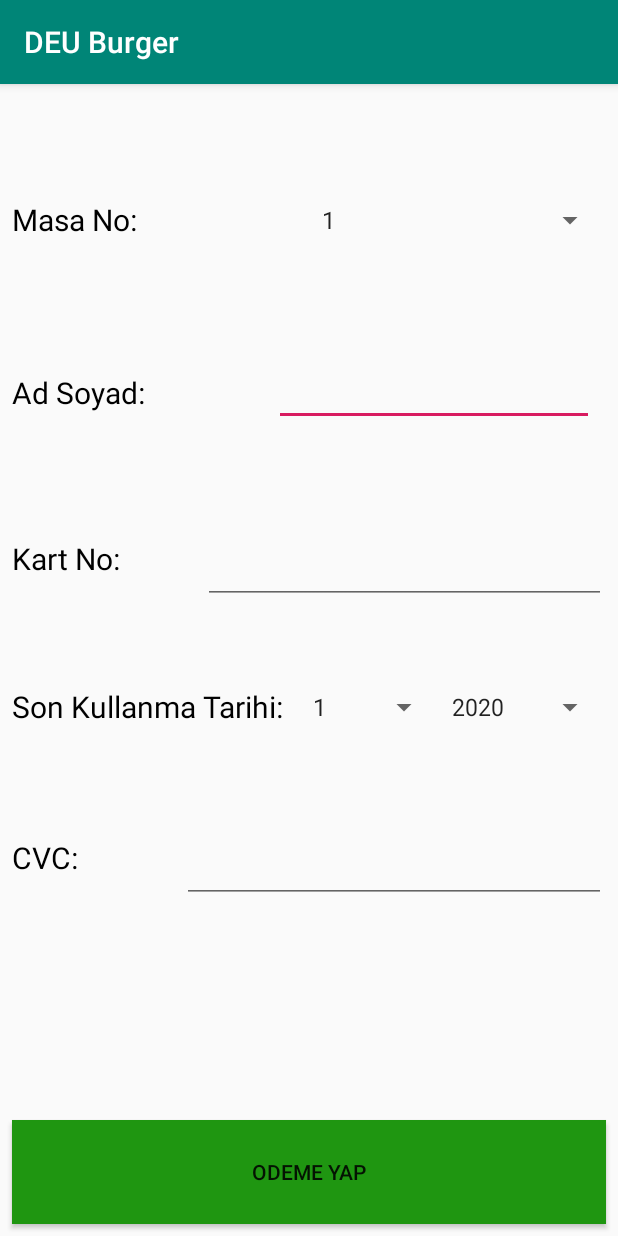
After one commit to aliaydin96/BurgerApp, an Android app: the odemeekrani screen opened directly, with no data from a screen before it, on a phone screen of 412 x 824 dp. The commit adds this screen. Run offline under Robolectric (Android 15) with nearby library versions, the phone set to English and light mode, and no system bars.

Commit message:
odeme ekrani eklendi

```diff
--- a/BurgerApp/app/src/main/AndroidManifest.xml
+++ b/BurgerApp/app/src/main/AndroidManifest.xml
@@ -9,7 +9,8 @@
         android:roundIcon="@mipmap/ic_launcher_round"
         android:supportsRtl="true"
         android:theme="@style/AppTheme">
-        <activity android:name=".siparisekraniliste"></activity>
+        <activity android:name=".odemeekrani"></activity>
+        <activity android:name=".siparisekraniliste" />
         <activity
             android:name=".yoneticiekrani"
             android:label="@string/title_activity_yoneticiekrani"
--- /dev/null
+++ b/BurgerApp/app/src/main/java/com/example/burgerapp/odemeekrani.java
@@ -0,0 +1,16 @@
+package com.example.burgerapp;
+
+import androidx.appcompat.app.AppCompatActivity;
+
+import android.os.Bundle;
+import android.widget.ArrayAdapter;
+import android.widget.Spinner;
+public class odemeekrani extends AppCompatActivity {
+
+    @Override
+    protected void onCreate(Bundle savedInstanceState) {
+        super.onCreate(savedInstanceState);
+        setContentView(R.layout.activity_odemeekrani);
+
+    }
+}
--- a/BurgerApp/app/src/main/java/com/example/burgerapp/siparisekraniliste.java
+++ b/BurgerApp/app/src/main/java/com/example/burgerapp/siparisekraniliste.java
@@ -2,26 +2,34 @@ package com.example.burgerapp;
 
 import androidx.appcompat.app.AppCompatActivity;
 
+import android.content.Intent;
 import android.graphics.Color;
 import android.os.Bundle;
+import android.view.View;
 import android.widget.LinearLayout;
 import android.widget.RelativeLayout;
 import android.widget.TextView;
-
+import android.widget.Button;
 public class siparisekraniliste extends AppCompatActivity {
-
-
-
+//////////////////////////////////////////////////////////
+////////        FIYAT LISTESI
+/////////////////////////////////////////////////////////
+    Button odemeyap;
+    int bbqburger_fiyat = 27;
+    int mushroomburger_fiyat = 28;
 
     @Override
     protected void onCreate(Bundle savedInstanceState) {
+
         super.onCreate(savedInstanceState);
         setContentView(R.layout.activity_siparisekraniliste);
+        odemeyap = findViewById(R.id.odemeyap);
 
         Bundle gelenveri = getIntent().getExtras();
         int bbqburger_counter = gelenveri.getInt("bbqburger");
         int mushroomburger_counter = gelenveri.getInt("mushroomburger");
-
+        bbqburger_fiyat = bbqburger_counter * bbqburger_fiyat;
+        mushroomburger_fiyat = mushroomburger_fiyat * mushroomburger_counter;
         // Get the widgets reference from XML layout
         LinearLayout linearLayout =  findViewById(R.id.linearLayout);
 
@@ -32,9 +40,8 @@ public class siparisekraniliste extends AppCompatActivity {
                     RelativeLayout.LayoutParams.WRAP_CONTENT); // Height of TextView
             tv.setTextSize(22);
             tv.setLayoutParams(lp);
-            String counter = Integer.toString(bbqburger_counter);
-            tv.setText(counter + " X BBQ Burger");
-            tv.setTextColor(Color.parseColor("#ff0000"));
+            tv.setText(bbqburger_counter + " X BBQ Burger " + bbqburger_fiyat + " TL");
+            tv.setTextColor(Color.parseColor("#000000"));
             linearLayout.addView(tv);
         }
         if(mushroomburger_counter > 0){
@@ -44,10 +51,33 @@ public class siparisekraniliste extends AppCompatActivity {
                     RelativeLayout.LayoutParams.WRAP_CONTENT); // Height of TextView
             tv.setTextSize(22);
             tv.setLayoutParams(lp);
-            String counter = Integer.toString(mushroomburger_counter);
-            tv.setText(counter + " X Mushroom Burger");
-            tv.setTextColor(Color.parseColor("#ff0000"));
+            tv.setText(mushroomburger_counter + " X Mushroom Burger " + mushroomburger_fiyat + " TL");
+            tv.setTextColor(Color.parseColor("#000000"));
             linearLayout.addView(tv);
         }
+
+
+        int ToplamFiyat = bbqburger_fiyat + mushroomburger_fiyat;
+
+        TextView tv = new TextView(getApplicationContext());
+        LinearLayout.LayoutParams lp = new LinearLayout.LayoutParams(
+                RelativeLayout.LayoutParams.WRAP_CONTENT, // Width of TextView
+                RelativeLayout.LayoutParams.WRAP_CONTENT); // Height of TextView
+        tv.setTextSize(28);
+        tv.setLayoutParams(lp);
+        tv.setText("Toplam Fiyat: " + ToplamFiyat + " TL");
+        tv.setTextColor(Color.parseColor("#ff0000"));
+        linearLayout.addView(tv);
+
+
+        odemeyap.setOnClickListener(new View.OnClickListener() {
+            @Override
+            public void onClick(View v) {
+                Intent intent = new Intent(getApplicationContext(), odemeekrani.class);
+                startActivity(intent);
+            }
+        });
+
+
     }
 }
--- a/BurgerApp/app/src/main/res/layout/activity_main.xml
+++ b/BurgerApp/app/src/main/res/layout/activity_main.xml
@@ -38,6 +38,7 @@
         android:ems="10"
         android:hint="Password"
         android:inputType="textPassword"
+        android:text="123"
         app:layout_constraintBottom_toBottomOf="parent"
         app:layout_constraintEnd_toEndOf="parent"
         app:layout_constraintStart_toStartOf="parent"
@@ -57,6 +58,7 @@
         android:ems="10"
         android:hint="Username"
         android:inputType="textPersonName"
+        android:text="ali"
         app:layout_constraintBottom_toBottomOf="parent"
         app:layout_constraintEnd_toEndOf="parent"
         app:layout_constraintStart_toStartOf="parent"
@@ -98,4 +100,22 @@
         app:layout_constraintTop_toTopOf="parent"
         app:layout_constraintVertical_bias="0.016"
         app:srcCompat="@mipmap/ic_launcher" />
+
+    <Spinner
+        android:id="@+id/spinner4"
+        android:layout_width="395dp"
+        android:layout_height="wrap_content"
+        android:layout_marginStart="8dp"
+        android:layout_marginLeft="8dp"
+        android:layout_marginTop="8dp"
+        android:layout_marginEnd="8dp"
+        android:layout_marginRight="8dp"
+        android:layout_marginBottom="8dp"
+        app:layout_constraintBottom_toBottomOf="parent"
+        app:layout_constraintEnd_toEndOf="parent"
+        app:layout_constraintHorizontal_bias="0.0"
+        app:layout_constraintStart_toStartOf="parent"
+        app:layout_constraintTop_toTopOf="parent"
+        app:layout_constraintVertical_bias="0.795"
+        />
 </androidx.constraintlayout.widget.ConstraintLayout>
--- /dev/null
+++ b/BurgerApp/app/src/main/res/layout/activity_odemeekrani.xml
@@ -0,0 +1,225 @@
+<?xml version="1.0" encoding="utf-8"?>
+<androidx.constraintlayout.widget.ConstraintLayout xmlns:android="http://schemas.android.com/apk/res/android"
+    xmlns:app="http://schemas.android.com/apk/res-auto"
+    xmlns:tools="http://schemas.android.com/tools"
+    android:layout_width="match_parent"
+    android:layout_height="match_parent"
+    tools:context=".odemeekrani">
+
+    <LinearLayout
+        android:id="@+id/linearLayout6"
+        android:layout_width="0dp"
+        android:layout_height="60dp"
+        android:layout_marginStart="8dp"
+        android:layout_marginLeft="8dp"
+        android:layout_marginTop="8dp"
+        android:layout_marginEnd="8dp"
+        android:layout_marginRight="8dp"
+        android:orientation="horizontal"
+        app:layout_constraintBottom_toBottomOf="parent"
+        app:layout_constraintEnd_toEndOf="parent"
+        app:layout_constraintHorizontal_bias="1.0"
+        app:layout_constraintStart_toStartOf="parent"
+        app:layout_constraintTop_toTopOf="parent"
+        app:layout_constraintVertical_bias="0.075">
+
+        <TextView
+            android:id="@+id/textView8"
+            android:layout_width="wrap_content"
+            android:layout_height="match_parent"
+            android:layout_weight="1"
+            android:gravity="center|left"
+            android:text="Masa No:"
+            android:textColor="#000000"
+            android:textSize="20sp" />
+
+        <Spinner
+            android:id="@+id/spinner"
+            android:layout_width="wrap_content"
+            android:layout_height="match_parent"
+            android:layout_weight="1"
+            android:entries="@array/masano"
+            android:gravity="center" />
+    </LinearLayout>
+
+    <LinearLayout
+        android:id="@+id/linearLayout5"
+        android:layout_width="0dp"
+        android:layout_height="60dp"
+        android:layout_marginStart="8dp"
+        android:layout_marginLeft="8dp"
+        android:layout_marginTop="8dp"
+        android:layout_marginEnd="8dp"
+        android:layout_marginRight="8dp"
+        android:layout_marginBottom="8dp"
+        android:orientation="horizontal"
+        app:layout_constraintBottom_toBottomOf="parent"
+        app:layout_constraintEnd_toEndOf="parent"
+        app:layout_constraintHorizontal_bias="0.0"
+        app:layout_constraintStart_toStartOf="parent"
+        app:layout_constraintTop_toTopOf="parent"
+        app:layout_constraintVertical_bias="0.243">
+
+        <TextView
+            android:id="@+id/textView7"
+            android:layout_width="wrap_content"
+            android:layout_height="match_parent"
+            android:layout_weight="1"
+            android:gravity="center|left"
+            android:text="Ad Soyad:"
+            android:textColor="#000000"
+            android:textSize="20sp" />
+
+        <EditText
+            android:id="@+id/editText"
+            android:layout_width="wrap_content"
+            android:layout_height="match_parent"
+            android:layout_marginStart="8dp"
+            android:layout_marginLeft="8dp"
+            android:layout_marginTop="8dp"
+            android:layout_marginEnd="8dp"
+            android:layout_marginRight="8dp"
+            android:layout_marginBottom="8dp"
+            android:ems="10"
+            android:inputType="textPersonName"
+            android:textColor="#000000" />
+    </LinearLayout>
+
+    <LinearLayout
+        android:id="@+id/linearLayout7"
+        android:layout_width="0dp"
+        android:layout_height="60dp"
+        android:layout_marginStart="8dp"
+        android:layout_marginLeft="8dp"
+        android:layout_marginTop="8dp"
+        android:layout_marginEnd="8dp"
+        android:layout_marginRight="8dp"
+        android:layout_marginBottom="8dp"
+        android:orientation="horizontal"
+        app:layout_constraintBottom_toBottomOf="parent"
+        app:layout_constraintEnd_toEndOf="parent"
+        app:layout_constraintHorizontal_bias="1.0"
+        app:layout_constraintStart_toStartOf="parent"
+        app:layout_constraintTop_toTopOf="parent"
+        app:layout_constraintVertical_bias="0.403">
+
+        <TextView
+            android:id="@+id/textView9"
+            android:layout_width="wrap_content"
+            android:layout_height="match_parent"
+            android:layout_weight="1"
+            android:gravity="center|left"
+            android:text="Kart No:"
+            android:textColor="#000000"
+            android:textSize="20sp" />
+
+        <EditText
+            android:id="@+id/editText3"
+            android:layout_width="wrap_content"
+            android:layout_height="match_parent"
+            android:layout_weight="1"
+            android:ems="10"
+            android:inputType="number"
+            android:textColor="#000000" />
+    </LinearLayout>
+
+    <Button
+        android:id="@+id/odemeyap"
+        android:layout_width="0dp"
+        android:layout_height="69dp"
+        android:layout_marginStart="8dp"
+        android:layout_marginLeft="8dp"
+        android:layout_marginTop="8dp"
+        android:layout_marginEnd="8dp"
+        android:layout_marginRight="8dp"
+        android:layout_marginBottom="8dp"
+        android:background="#1F9611"
+        android:text="ODEME YAP"
+        app:layout_constraintBottom_toBottomOf="parent"
+        app:layout_constraintEnd_toEndOf="parent"
+        app:layout_constraintHorizontal_bias="0.498"
+        app:layout_constraintStart_toStartOf="parent"
+        app:layout_constraintTop_toTopOf="parent"
+        app:layout_constraintVertical_bias="1.0" />
+
+    <LinearLayout
+        android:id="@+id/linearLayout8"
+        android:layout_width="0dp"
+        android:layout_height="60dp"
+        android:layout_marginStart="8dp"
+        android:layout_marginLeft="8dp"
+        android:layout_marginTop="8dp"
+        android:layout_marginEnd="8dp"
+        android:layout_marginRight="8dp"
+        android:layout_marginBottom="8dp"
+        android:orientation="horizontal"
+        app:layout_constraintBottom_toBottomOf="parent"
+        app:layout_constraintEnd_toEndOf="parent"
+        app:layout_constraintHorizontal_bias="0.0"
+        app:layout_constraintStart_toStartOf="parent"
+        app:layout_constraintTop_toTopOf="parent"
+        app:layout_constraintVertical_bias="0.545">
+
+        <TextView
+            android:id="@+id/textView15"
+            android:layout_width="wrap_content"
+            android:layout_height="match_parent"
+            android:layout_weight="1"
+            android:gravity="center|left"
+            android:text="Son Kullanma Tarihi:"
+            android:textColor="#000000"
+            android:textSize="20sp" />
+
+        <Spinner
+            android:id="@+id/spinner2"
+            android:layout_width="wrap_content"
+            android:layout_height="match_parent"
+            android:layout_weight="1"
+            android:entries="@array/aylar"
+        />
+
+        <Spinner
+            android:id="@+id/spinner3"
+            android:layout_width="wrap_content"
+            android:layout_height="match_parent"
+            android:layout_weight="1"
+            android:entries="@array/yillar"
+            />
+    </LinearLayout>
+
+    <LinearLayout
+        android:layout_width="0dp"
+        android:layout_height="60dp"
+        android:layout_marginStart="8dp"
+        android:layout_marginLeft="8dp"
+        android:layout_marginTop="8dp"
+        android:layout_marginEnd="8dp"
+        android:layout_marginRight="8dp"
+        android:layout_marginBottom="8dp"
+        android:orientation="horizontal"
+        app:layout_constraintBottom_toBottomOf="parent"
+        app:layout_constraintEnd_toEndOf="parent"
+        app:layout_constraintHorizontal_bias="0.0"
+        app:layout_constraintStart_toStartOf="parent"
+        app:layout_constraintTop_toTopOf="parent"
+        app:layout_constraintVertical_bias="0.691">
+
+        <TextView
+            android:id="@+id/textView16"
+            android:layout_width="wrap_content"
+            android:layout_height="match_parent"
+            android:layout_weight="1"
+            android:gravity="center|left"
+            android:text="CVC:"
+            android:textColor="#000000"
+            android:textSize="20sp" />
+
+        <EditText
+            android:id="@+id/editText4"
+            android:layout_width="wrap_content"
+            android:layout_height="match_parent"
+            android:layout_weight="1"
+            android:ems="10"
+            android:inputType="number" />
+    </LinearLayout>
+</androidx.constraintlayout.widget.ConstraintLayout>
--- a/BurgerApp/app/src/main/res/layout/activity_siparisekraniliste.xml
+++ b/BurgerApp/app/src/main/res/layout/activity_siparisekraniliste.xml
@@ -11,13 +11,47 @@
     >
 
 
-    <LinearLayout
-        android:id="@+id/linearLayout"
+    <ScrollView
+        android:id="@+id/scrollView2"
         android:layout_width="match_parent"
         android:layout_height="match_parent"
-        android:orientation="vertical"
+        android:layout_marginStart="8dp"
+        android:layout_marginLeft="8dp"
+        android:layout_marginTop="8dp"
+        android:layout_marginEnd="8dp"
+        android:layout_marginRight="8dp"
+        android:layout_marginBottom="80dp"
         app:layout_constraintBottom_toBottomOf="parent"
         app:layout_constraintEnd_toEndOf="parent"
         app:layout_constraintStart_toStartOf="parent"
-        app:layout_constraintTop_toTopOf="parent"></LinearLayout>
+        app:layout_constraintTop_toTopOf="parent">
+
+        <LinearLayout
+            android:id="@+id/linearLayout"
+            android:layout_width="match_parent"
+            android:layout_height="wrap_content"
+            android:orientation="vertical">
+
+        </LinearLayout>
+    </ScrollView>
+
+    <Button
+        android:id="@+id/odemeyap"
+        android:layout_width="0dp"
+        android:layout_height="70dp"
+        android:layout_marginStart="8dp"
+        android:layout_marginLeft="8dp"
+        android:layout_marginTop="8dp"
+        android:layout_marginEnd="8dp"
+        android:layout_marginRight="8dp"
+        android:layout_marginBottom="8dp"
+        android:background="#1F8315"
+        android:text="ODEME YAP"
+        app:layout_constraintBottom_toBottomOf="parent"
+        app:layout_constraintEnd_toEndOf="parent"
+        app:layout_constraintHorizontal_bias="0.462"
+        app:layout_constraintStart_toStartOf="parent"
+        app:layout_constraintTop_toTopOf="parent"
+        app:layout_constraintVertical_bias="1.0" />
+
 </androidx.constraintlayout.widget.ConstraintLayout>
--- a/BurgerApp/app/src/main/res/values/strings.xml
+++ b/BurgerApp/app/src/main/res/values/strings.xml
@@ -1,4 +1,47 @@
 <resources>
-    <string name="app_name">BurgerApp</string>
+    <string name="app_name">DEU Burger</string>
     <string name="title_activity_yoneticiekrani">yoneticiekrani</string>
+
+    <string-array name="masano">
+        <item>1</item>
+        <item>2</item>
+        <item>3</item>
+        <item>4</item>
+        <item>5</item>
+        <item>6</item>
+        <item>7</item>
+        <item>8</item>
+        <item>9</item>
+        <item>10</item>
+        <item>11</item>
+        <item>12</item>
+    </string-array>
+    <string-array name="aylar">
+        <item>1</item>
+        <item>2</item>
+        <item>3</item>
+        <item>4</item>
+        <item>5</item>
+        <item>6</item>
+        <item>7</item>
+        <item>8</item>
+        <item>9</item>
+        <item>10</item>
+        <item>11</item>
+        <item>12</item>
+    </string-array>
+    <string-array name="yillar">
+        <item>2020</item>
+        <item>2021</item>
+        <item>2022</item>
+        <item>2023</item>
+        <item>2024</item>
+        <item>2025</item>
+        <item>2026</item>
+        <item>2027</item>
+        <item>2028</item>
+        <item>2029</item>
+        <item>2030</item>
+        <item>2031</item>
+    </string-array>
 </resources>
```
